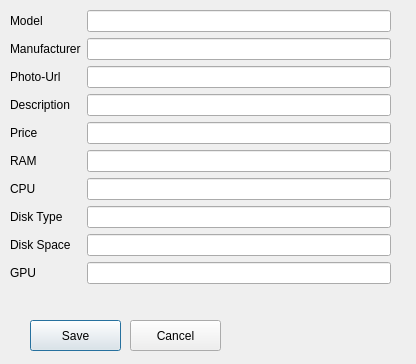
First picture: the form in addpcform.ui, repository mhortis/Eshop_QT, before the edit.
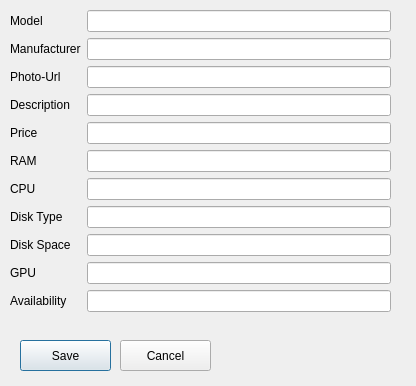
Second picture: the form after the edit.

Patch:
```diff
--- a/addpcform.ui
+++ b/addpcform.ui
@@ -7,7 +7,7 @@
     <x>0</x>
     <y>0</y>
     <width>416</width>
-    <height>364</height>
+    <height>386</height>
    </rect>
   </property>
   <property name="windowTitle">
@@ -16,8 +16,8 @@
   <widget class="QPushButton" name="saveButton">
    <property name="geometry">
     <rect>
-     <x>30</x>
-     <y>320</y>
+     <x>20</x>
+     <y>340</y>
      <width>91</width>
      <height>31</height>
     </rect>
@@ -32,7 +32,7 @@
      <x>10</x>
      <y>10</y>
      <width>381</width>
-     <height>292</height>
+     <height>331</height>
     </rect>
    </property>
    <layout class="QFormLayout" name="formLayout">
@@ -136,13 +136,23 @@
     <item row="10" column="1">
      <widget class="QLineEdit" name="gPULineEdit"/>
     </item>
+    <item row="11" column="1">
+     <widget class="QLineEdit" name="availabilityLineEdit"/>
+    </item>
+    <item row="11" column="0">
+     <widget class="QLabel" name="availabilityLabel">
+      <property name="text">
+       <string>Availability</string>
+      </property>
+     </widget>
+    </item>
    </layout>
   </widget>
   <widget class="QPushButton" name="cancelButton">
    <property name="geometry">
     <rect>
-     <x>130</x>
-     <y>320</y>
+     <x>120</x>
+     <y>340</y>
      <width>91</width>
      <height>31</height>
     </rect>
```
